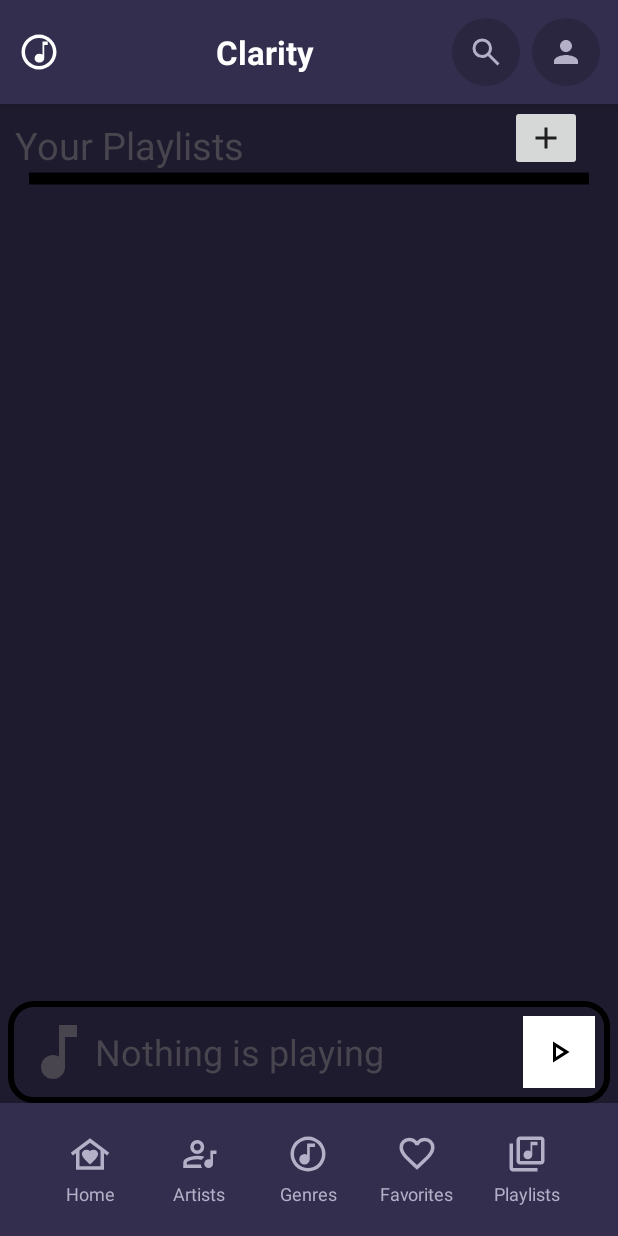
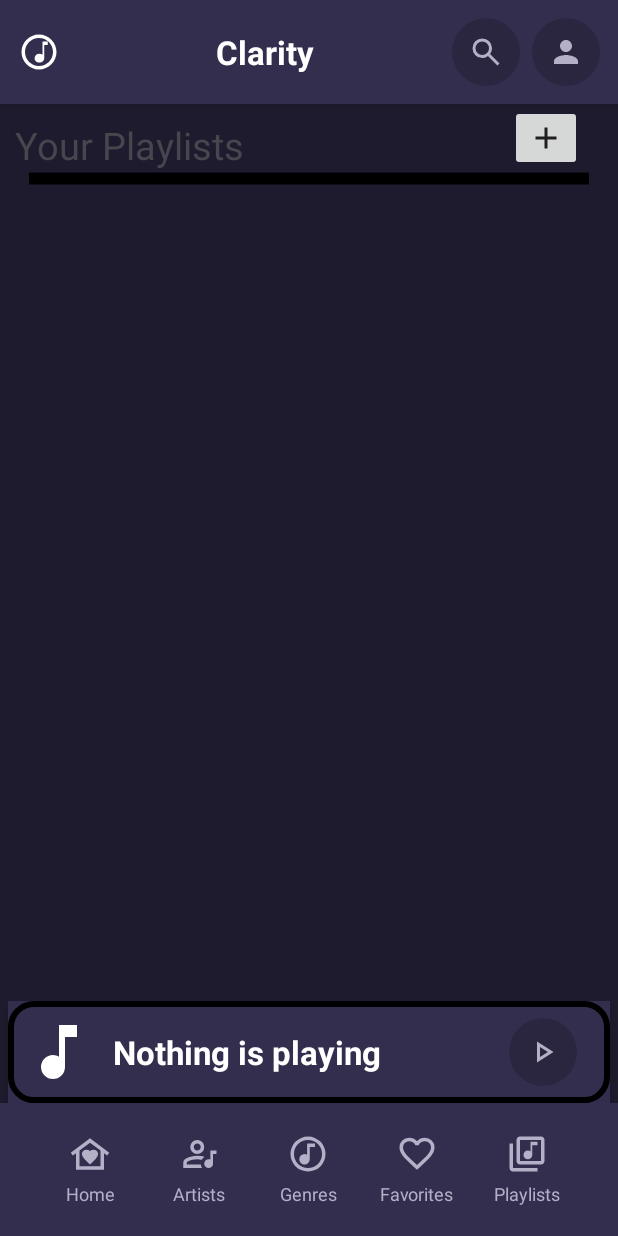
Before and after one commit to Saw-Baw-Mu-Thaw/MidPlayer, an Android app: the fragment PlaylistFragment placed in its activity, on a phone screen of 412 x 824 dp. Run offline under Robolectric (Android 15) with nearby library versions, the phone set to English and light mode, and no system bars; 2 statements that could not run were skipped.

Commit message:
add ui each fragment

```diff
--- a/app/src/main/res/layout/fragment_small_player.xml
+++ b/app/src/main/res/layout/fragment_small_player.xml
@@ -1,45 +1,72 @@
 <?xml version="1.0" encoding="utf-8"?>
 <FrameLayout xmlns:android="http://schemas.android.com/apk/res/android"
+    xmlns:app="http://schemas.android.com/apk/res-auto"
     xmlns:tools="http://schemas.android.com/tools"
     android:layout_width="match_parent"
     android:layout_height="match_parent"
-    xmlns:app="http://schemas.android.com/apk/res-auto"
+    android:background="@color/background"
     tools:context=".SmallPlayerFragment">
+
+    <androidx.cardview.widget.CardView
+        android:layout_width="match_parent"
+        android:layout_height="wrap_content"
+        android:layout_marginHorizontal="5dp"
+        app:cardElevation="4dp"
+        app:cardCornerRadius="0dp"
+        app:cardBackgroundColor="@color/card_background">
 
         <LinearLayout
             android:layout_width="match_parent"
             android:layout_height="wrap_content"
             android:orientation="horizontal"
             android:padding="10dp"
-        android:layout_marginHorizontal="5dp"
-        android:background="@drawable/small_player_background">
+            android:background="@drawable/small_player_background"
+            android:gravity="center_vertical">
 
             <ImageView
-            android:layout_weight="0"
                 android:layout_width="48dp"
                 android:layout_height="48dp"
+                android:layout_gravity="center_vertical"
                 android:src="@drawable/ic_logo"
-            android:layout_gravity="center_vertical"/>
+                app:tint="@color/white"
+                android:layout_weight="0"/>
 
             <TextView
                 android:id="@+id/smallPlayerTextView"
-            android:layout_width="wrap_content"
+                android:layout_width="0dp"
                 android:layout_height="wrap_content"
-            android:textSize="24sp"
+                android:layout_marginStart="12dp"
+                android:layout_weight="1"
                 android:text="@string/nothing_is_playing"
-            android:layout_gravity="center_vertical"
-            android:layout_weight="1"/>
+                android:textSize="22sp"
+                android:textStyle="bold"
+                android:textColor="@color/text_primary"
+                android:layout_gravity="center_vertical"/>
+
+            <androidx.cardview.widget.CardView
+                android:layout_width="45dp"
+                android:layout_height="45dp"
+                android:layout_marginEnd="12dp"
+                app:cardCornerRadius="22.5dp"
+                app:cardElevation="0dp"
+                app:cardBackgroundColor="@color/input_background"
+                android:contentDescription="play or pause"
+                android:clickable="true"
+                android:focusable="true"
+                android:foreground="?attr/selectableItemBackground">
 
                 <ImageButton
                     android:id="@+id/smallPlayerPlayButton"
-            android:layout_width="48dp"
-            android:layout_height="48dp"
+                    android:layout_width="24dp"
+                    android:layout_height="24dp"
+                    android:layout_gravity="center"
+                    android:background="@null"
                     android:src="@drawable/ic_play_arrow"
-            app:tint="@color/black"
-            android:background="@color/white"
+                    app:tint="@color/text_secondary"
                     android:layout_weight="0"/>
-
+            </androidx.cardview.widget.CardView>
 
         </LinearLayout>
+    </androidx.cardview.widget.CardView>
 
 </FrameLayout>
```
Also changed, not shown: app/src/main/res/layout-land/activity_register.xml (+10 -11 lines), app/src/main/res/layout/activity_search.xml (+10 -5 lines), app/src/main/res/layout/fragment_song_library.xml (+6 -2 lines), app/src/main/res/layout/item_song.xml (+11 -13 lines), app/src/main/res/layout/list_item_song.xml (+7 -6 lines), app/src/main/res/layout/playlist_detail_list_item.xml (+28 -12 lines), app/src/main/res/layout/playlist_list_item.xml (+28 -11 lines). Lines whose indentation alone changed are shown as unchanged.
